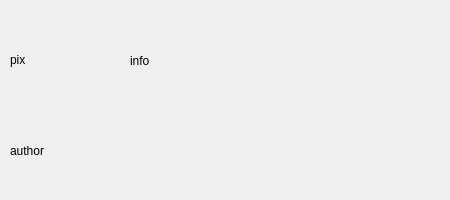
Above: src/dialogabout.ui from artemvlas/veretino before the change. Below: the same form after it.
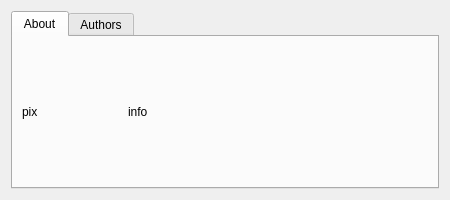
That is the form after the change.

Commit message: [DialogAbout] improved view

What changed in the file:
```diff
--- a/src/dialogabout.ui
+++ b/src/dialogabout.ui
@@ -13,45 +13,56 @@
   <property name="windowTitle">
    <string>About Veretino</string>
   </property>
-  <widget class="QLabel" name="labelAuthor">
-   <property name="geometry">
-    <rect>
-     <x>10</x>
-     <y>110</y>
-     <width>431</width>
-     <height>81</height>
-    </rect>
-   </property>
-   <property name="text">
-    <string>author</string>
-   </property>
-  </widget>
+  <layout class="QVBoxLayout" name="verticalLayout_3">
+   <item>
+    <widget class="QTabWidget" name="tabWidget">
+     <property name="currentIndex">
+      <number>0</number>
+     </property>
+     <widget class="QWidget" name="tabAbout">
+      <attribute name="title">
+       <string>About</string>
+      </attribute>
+      <layout class="QGridLayout" name="gridLayout">
+       <item row="0" column="0">
   <widget class="QLabel" name="labelPix">
-   <property name="geometry">
-    <rect>
-     <x>10</x>
-     <y>10</y>
+         <property name="maximumSize">
+          <size>
      <width>100</width>
      <height>100</height>
-    </rect>
+          </size>
    </property>
    <property name="text">
     <string>pix</string>
    </property>
   </widget>
-  <widget class="QLabel" name="labelInfo">
-   <property name="geometry">
-    <rect>
-     <x>130</x>
-     <y>10</y>
-     <width>311</width>
-     <height>101</height>
-    </rect>
-   </property>
+       </item>
+       <item row="0" column="1">
+        <widget class="QLabel" name="labelAbout">
    <property name="text">
     <string>info</string>
    </property>
   </widget>
+       </item>
+      </layout>
+     </widget>
+     <widget class="QWidget" name="tabAuthors">
+      <attribute name="title">
+       <string>Authors</string>
+      </attribute>
+      <layout class="QVBoxLayout" name="verticalLayout">
+       <item>
+        <widget class="QLabel" name="labelAuthor">
+         <property name="text">
+          <string>author</string>
+         </property>
+        </widget>
+       </item>
+      </layout>
+     </widget>
+    </widget>
+   </item>
+  </layout>
  </widget>
  <resources/>
  <connections/>
```
Lines whose indentation alone changed are shown as unchanged. The commit also changes 1 other file.
